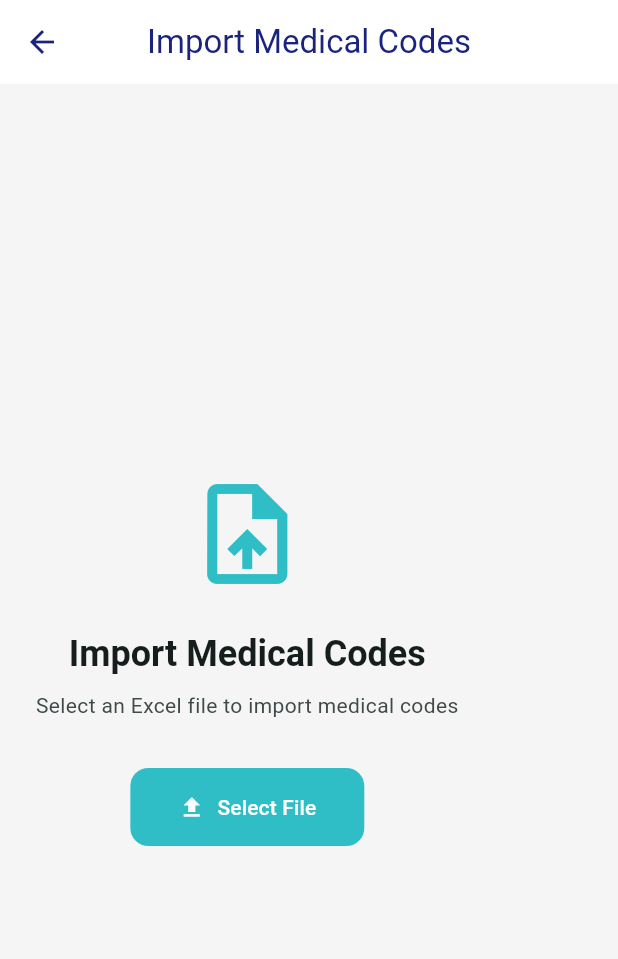
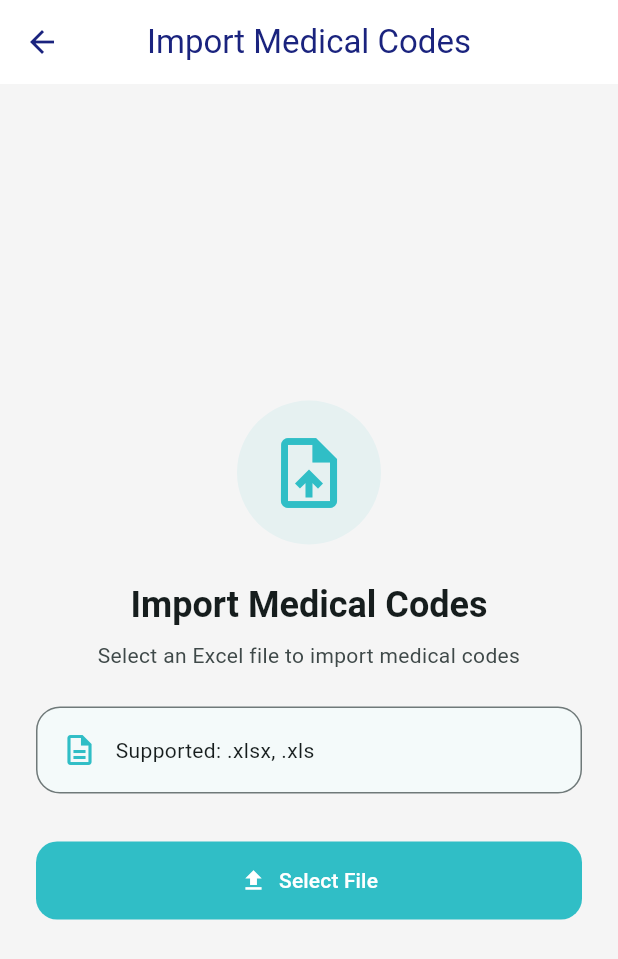
Before and after one commit to melhem12/medcode, a Flutter app: the AdminImportPage screen opened by its route, on a phone screen of 412 x 824 dp. Shown: the top 959 px of the screen. Run offline on Flutter 3.47's test engine with Material 3 defaults, Android fonts, the phone set to English and light mode, and no system bars; our stand-ins replace connectivity_plus, dartz, dio, equatable, file_picker, flutter_bloc and 4 more; accounts and stored records are empty; generated files the repository leaves out were written again.

```diff
--- a/lib/src/features/auth/presentation/pages/login_page.dart
+++ b/lib/src/features/auth/presentation/pages/login_page.dart
@@ -143,7 +143,7 @@ class _LoginPageState extends State<LoginPage> {
                       ),
                     ),
                 child: SingleChildScrollView(
-                  padding: const EdgeInsets.symmetric(horizontal: 20.0, vertical: 20.0),
+                  padding: const EdgeInsets.symmetric(horizontal: 36.0, vertical: 24.0),
                     child: Form(
                       key: _formKey,
                       child: Column(
--- a/lib/src/features/auth/presentation/pages/register_page.dart
+++ b/lib/src/features/auth/presentation/pages/register_page.dart
@@ -224,7 +224,7 @@ class _RegisterPageState extends State<RegisterPage> {
                       ),
                     ),
                     child: SingleChildScrollView(
-                      padding: const EdgeInsets.all(24.0),
+                      padding: const EdgeInsets.symmetric(horizontal: 36.0, vertical: 28.0),
                       child: Form(
                         key: _formKey,
                         child: Column(
--- a/lib/src/features/medical_codes/data/datasources/medical_codes_remote_data_source.dart
+++ b/lib/src/features/medical_codes/data/datasources/medical_codes_remote_data_source.dart
@@ -34,7 +34,10 @@ class MedicalCodesRemoteDataSourceImpl implements MedicalCodesRemoteDataSource {
     String? contentId,
   }) async {
     try {
-      final queryParams = <String, dynamic>{'page': page};
+      final queryParams = <String, dynamic>{
+        'page': page,
+        'per_page': 20,
+      };
       if (search != null && search.isNotEmpty) {
         queryParams['search'] = search;
       }
--- a/lib/src/features/medical_codes/presentation/bloc/code_list_event.dart
+++ b/lib/src/features/medical_codes/presentation/bloc/code_list_event.dart
@@ -23,3 +23,7 @@ class LoadMedicalCodesEvent extends CodeListEvent {
   @override
   List<Object> get props => [page, search ?? '', category ?? '', contentId ?? ''];
 }
+
+class LoadMoreMedicalCodesEvent extends CodeListEvent {
+  const LoadMoreMedicalCodesEvent();
+}
--- a/lib/src/features/medical_codes/presentation/bloc/code_list_state.dart
+++ b/lib/src/features/medical_codes/presentation/bloc/code_list_state.dart
@@ -13,20 +13,52 @@ class CodeListLoading extends CodeListState {}
 
 class CodeListLoaded extends CodeListState {
   final List<MedicalCode> codes;
+  final int page;
+  final bool hasMore;
+  final String? search;
+  final String? contentId;
 
-  const CodeListLoaded(this.codes);
+  const CodeListLoaded({
+    required this.codes,
+    required this.page,
+    required this.hasMore,
+    this.search,
+    this.contentId,
+  });
 
   @override
-  List<Object> get props => [codes];
+  List<Object> get props => [
+        codes,
+        page,
+        hasMore,
+        search ?? '',
+        contentId ?? '',
+      ];
 }
 
 class CodeListLoadingMore extends CodeListState {
   final List<MedicalCode> codes;
+  final int page;
+  final bool hasMore;
+  final String? search;
+  final String? contentId;
 
-  const CodeListLoadingMore(this.codes);
+  const CodeListLoadingMore({
+    required this.codes,
+    required this.page,
+    required this.hasMore,
+    this.search,
+    this.contentId,
+  });
 
   @override
-  List<Object> get props => [codes];
+  List<Object> get props => [
+        codes,
+        page,
+        hasMore,
+        search ?? '',
+        contentId ?? '',
+      ];
 }
 
 class CodeListError extends CodeListState {
--- a/lib/src/features/medical_codes/presentation/pages/admin_import_page.dart
+++ b/lib/src/features/medical_codes/presentation/pages/admin_import_page.dart
@@ -13,6 +13,7 @@ class AdminImportPage extends StatelessWidget {
 
   @override
   Widget build(BuildContext context) {
+    final theme = Theme.of(context);
     return BlocProvider<AdminImportCubit>(
       create: (_) => di.sl<AdminImportCubit>(),
       child: Scaffold(
@@ -32,22 +33,23 @@ class AdminImportPage extends StatelessWidget {
         body: BlocConsumer<AdminImportCubit, AdminImportState>(
           listener: (context, state) {
             if (state is AdminImportSuccess) {
-              ScaffoldMessenger.of(context).showSnackBar(
-                SnackBar(
+              showDialog(
+                context: context,
+                builder: (ctx) => AlertDialog(
+                  title: const Text('Import Complete'),
                   content: Text(
-                    'Import successful!\n'
                     'Imported: ${state.result.imported}\n'
                     'Updated: ${state.result.updated}\n'
                     'Skipped: ${state.result.skipped}',
                   ),
-                  duration: const Duration(seconds: 5),
+                  actions: [
+                    TextButton(
+                      onPressed: () => Navigator.of(ctx).pop(),
+                      child: const Text('Close'),
+                    ),
+                  ],
                 ),
               );
-              if (context.canPop()) {
-                context.pop();
-              } else {
-                context.go('/admin/home');
-              }
             } else if (state is AdminImportError) {
               ScaffoldMessenger.of(context).showSnackBar(
                 SnackBar(
@@ -69,15 +71,22 @@ class AdminImportPage extends StatelessWidget {
               child: Column(
                 mainAxisAlignment: MainAxisAlignment.center,
                 children: [
-                  Icon(
+                  Container(
+                    padding: const EdgeInsets.all(20),
+                    decoration: BoxDecoration(
+                      color: theme.colorScheme.primary.withOpacity(0.08),
+                      shape: BoxShape.circle,
+                    ),
+                    child: Icon(
                       Icons.upload_file,
-                    size: 80,
-                    color: Theme.of(context).colorScheme.primary,
+                      size: 56,
+                      color: theme.colorScheme.primary,
+                    ),
                   ),
                   const SizedBox(height: 24),
                   Text(
                     'Import Medical Codes',
-                    style: Theme.of(context).textTheme.headlineSmall?.copyWith(
+                    style: theme.textTheme.headlineSmall?.copyWith(
                       fontWeight: FontWeight.bold,
                     ),
                   ),
@@ -85,12 +94,32 @@ class AdminImportPage extends StatelessWidget {
                   Text(
                     'Select an Excel file to import medical codes',
                     textAlign: TextAlign.center,
-                    style: Theme.of(context).textTheme.bodyMedium?.copyWith(
-                          color: Theme.of(context).colorScheme.onSurfaceVariant,
+                    style: theme.textTheme.bodyMedium?.copyWith(
+                      color: theme.colorScheme.onSurfaceVariant,
+                    ),
+                  ),
+                  const SizedBox(height: 24),
+                  Container(
+                    padding: const EdgeInsets.all(16),
+                    decoration: BoxDecoration(
+                      color: theme.cardColor,
+                      borderRadius: BorderRadius.circular(16),
+                      border: Border.all(color: theme.dividerColor),
+                    ),
+                    child: Row(
+                      children: [
+                        Icon(Icons.description_outlined, color: theme.colorScheme.primary),
+                        const SizedBox(width: 12),
+                        const Expanded(
+                          child: Text('Supported: .xlsx, .xls'),
+                        ),
+                      ],
                     ),
                   ),
                   const SizedBox(height: 32),
-                  ElevatedButton.icon(
+                  SizedBox(
+                    width: double.infinity,
+                    child: ElevatedButton.icon(
                       onPressed: () => _pickAndImportFile(context),
                       icon: const Icon(Icons.file_upload),
                       label: const Text('Select File'),
@@ -98,6 +127,10 @@ class AdminImportPage extends StatelessWidget {
                         padding: const EdgeInsets.symmetric(
                           horizontal: 32,
                           vertical: 16,
+                        ),
+                        shape: RoundedRectangleBorder(
+                          borderRadius: BorderRadius.circular(14),
+                        ),
                       ),
                     ),
                   ),
```
Also changed, not shown: lib/src/app/di/injection_container.dart (+16 -2 lines), lib/src/features/contents/data/datasources/contents_local_data_source.dart (added, +49 -0 lines), lib/src/features/contents/data/repositories/contents_repository_impl.dart (+8 -1 lines), lib/src/features/medical_codes/data/datasources/medical_codes_local_data_source.dart (added, +48 -0 lines), lib/src/features/medical_codes/data/repositories/medical_codes_repository_impl.dart (+30 -1 lines), lib/src/features/medical_codes/presentation/bloc/code_list_bloc.dart (+52 -1 lines), lib/src/features/medical_codes/presentation/pages/medical_code_detail_page.dart (+98 -8 lines), lib/src/features/medical_codes/presentation/pages/medical_codes_list_page.dart (+20 -3 lines). Lines whose indentation alone changed are shown as unchanged.
